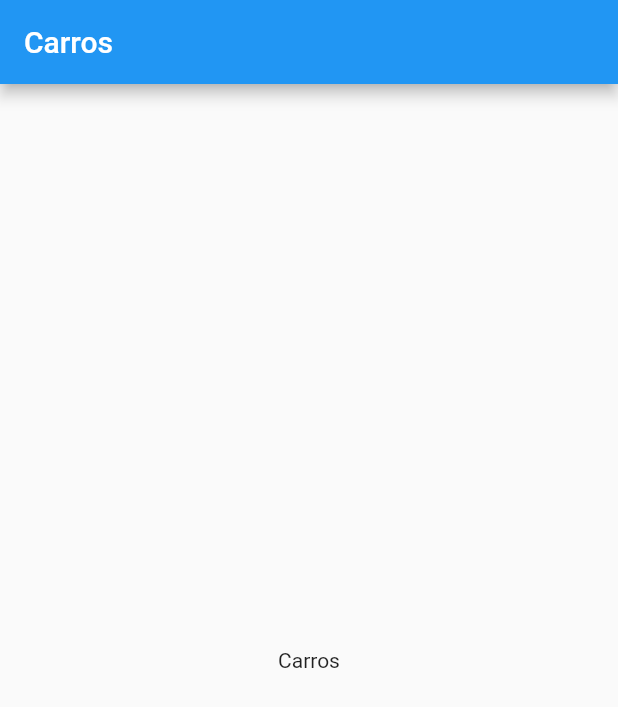
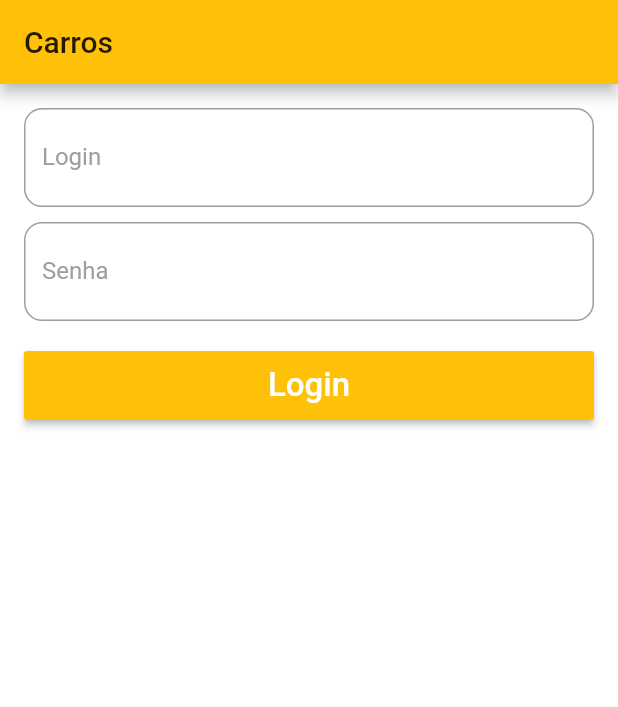
Before and after one commit to rbicca/carros, a Flutter app: the screen it shows after launch, on a phone screen of 412 x 824 dp. Shown: the top 707 px of the screen. Run offline on Flutter 3.47's test engine with Material 2 defaults, Android fonts, the phone set to English and light mode, and no system bars.

Commit message:
Login screen e HomePage preparadas

```diff
--- a/lib/main.dart
+++ b/lib/main.dart
@@ -1,4 +1,7 @@
 import 'package:flutter/material.dart';
+
+import 'package:carros/pages/loginPage.dart';
+import 'package:carros/pages/homePage.dart';
 
 void main() => runApp(MyApp());
 
@@ -10,34 +13,15 @@ class MyApp extends StatelessWidget {
       title: 'Carros',
       debugShowCheckedModeBanner: false,
       theme: ThemeData(
-        primarySwatch: Colors.blue,
+        primarySwatch: Colors.amber,
+        brightness: Brightness.light,
+        scaffoldBackgroundColor: Colors.white,
       ),
-      home: MyHomePage(),
+      routes: {
+        LoginPage.routeName: (ctx) => LoginPage(),
+        HomePage.routeName: (ctx) => HomePage(),
+      },
+      home: LoginPage(),
     );
   }
 }
-
-class MyHomePage extends StatefulWidget {
-
-  @override
-  _MyHomePageState createState() => _MyHomePageState();
-}
-
-class _MyHomePageState extends State<MyHomePage> {
-
-  @override
-  Widget build(BuildContext context) {
-    return Scaffold(
-      appBar: AppBar(title: Text('Carros'),),
-      body: Center(
-        child: Column(
-          mainAxisAlignment: MainAxisAlignment.center,
-          children: <Widget>[
-            Text('Carros',),
-          ],
-        ),
-      ),
-    );
-  }
-
-}
--- /dev/null
+++ b/lib/pages/homePage.dart
@@ -0,0 +1,21 @@
+import 'package:flutter/material.dart';
+
+class HomePage extends StatelessWidget {
+  static const routeName = '/home';
+
+  @override
+  Widget build(BuildContext context) {
+    return Scaffold(
+      appBar: AppBar(title: Text('Carros')),
+      body: _body(),
+    );
+  }
+
+
+  _body(){
+    return Center(
+      child: Text('The Carros Project', style: TextStyle(fontSize: 22),),
+    );
+  }
+
+}
--- /dev/null
+++ b/lib/pages/loginPage.dart
@@ -0,0 +1,67 @@
+import 'package:carros/pages/homePage.dart';
+import 'package:flutter/material.dart';
+import 'package:carros/widgets/app_text.dart';
+import 'package:carros/widgets/app_button.dart';
+
+class LoginPage extends StatefulWidget {
+   static const routeName = '/login';
+
+  @override
+  _LoginPageState createState() => _LoginPageState();
+}
+
+class _LoginPageState extends State<LoginPage> {
+
+  final _formKey = GlobalKey<FormState>();
+  final _ctrlLogin = TextEditingController();
+  final _ctrlSenha = TextEditingController();
+  final _focusSenha = FocusNode();
+
+  @override
+  Widget build(BuildContext context) {
+    return Scaffold(
+      appBar: AppBar(title: Text('Carros')),
+      body: _body(),
+    );
+  }
+
+  _body(){
+    return Form(
+    key: _formKey,
+          child: Container(
+        padding: EdgeInsets.all(16),
+        child: ListView(
+          children: <Widget>[
+            AppText('Login', 'Informe o login', controller: _ctrlLogin, validator: _validateLogin, keyboardType: TextInputType.emailAddress, textInputAction: TextInputAction.next, nextFocus: _focusSenha),
+            SizedBox(height: 10),
+            AppText('Senha', 'Informe a senha', controller: _ctrlSenha, validator: _validateSenha , keyboardType: TextInputType.number,  obscure: true, focusNode: _focusSenha),
+            SizedBox(height: 20),
+            AppButton('Login', onPressed: _onLoginClick),
+          ],
+        ),),
+      );
+  }
+
+  _onLoginClick() {
+      if(!_formKey.currentState.validate()) { return; }
+      Navigator.of(context).pushNamed(HomePage.routeName);
+  }
+
+  String _validateLogin(String text) {
+    if(text.isEmpty){
+      return 'Informe o login';
+    }
+    return null;
+  }
+
+  String _validateSenha(String text) {
+    if(text.isEmpty){
+      return 'Informe a senha';
+    }
+    if(text.length < 3){
+      return 'A senha precisa ter pelo menos 3 caracteres';
+    }
+    return null;
+  }
+
+}
--- /dev/null
+++ b/lib/widgets/app_button.dart
@@ -0,0 +1,23 @@
+import 'package:flutter/material.dart';
+
+class AppButton extends StatelessWidget {
+
+  final String label;
+  final Function onPressed;
+
+  AppButton(this.label, {this.onPressed});
+
+  @override
+  Widget build(BuildContext context) {
+    return  Container(
+          height: 46,
+          child: RaisedButton(
+            color: Colors.amber,
+            child: Text(label, style: TextStyle(color: Colors.white, fontSize: 22),),
+            onPressed: onPressed,
+          )
+      );
+
+  }
+
+}
--- /dev/null
+++ b/lib/widgets/app_text.dart
@@ -0,0 +1,41 @@
+import 'package:flutter/material.dart';
+
+class AppText extends StatelessWidget {
+
+  final String label;
+  final String hint;
+  final bool obscure;
+  final TextEditingController controller;
+  final FormFieldValidator<String> validator;
+  final TextInputType keyboardType;
+  final TextInputAction textInputAction;
+  final FocusNode focusNode;
+  final FocusNode nextFocus;
+
+  AppText(this.label, this.hint, { this.obscure = false , this.controller, this.validator, this.keyboardType, this.textInputAction, this.focusNode, this.nextFocus});
+
+  @override
+  Widget build(BuildContext context) {
+    return TextFormField(
+          validator: validator,
+          controller: controller,
+          obscureText: obscure,
+          keyboardType: keyboardType,
+          textInputAction: textInputAction,
+          focusNode: focusNode,
+          style: TextStyle(fontSize: 22, color: Colors.blue,),
+          decoration: InputDecoration(
+            labelText: label,
+            labelStyle: TextStyle(fontSize: 16, color: Colors.grey,),
+            hintText: hint,
+            hintStyle: TextStyle(fontSize: 16,),
+            border: OutlineInputBorder(borderRadius: BorderRadius.circular(12),),
+          ),
+          onFieldSubmitted: (String text){
+            if(nextFocus != null){
+              FocusScope.of(context).requestFocus(nextFocus);
+            }
+          },
+        );
+  }
+}
```
